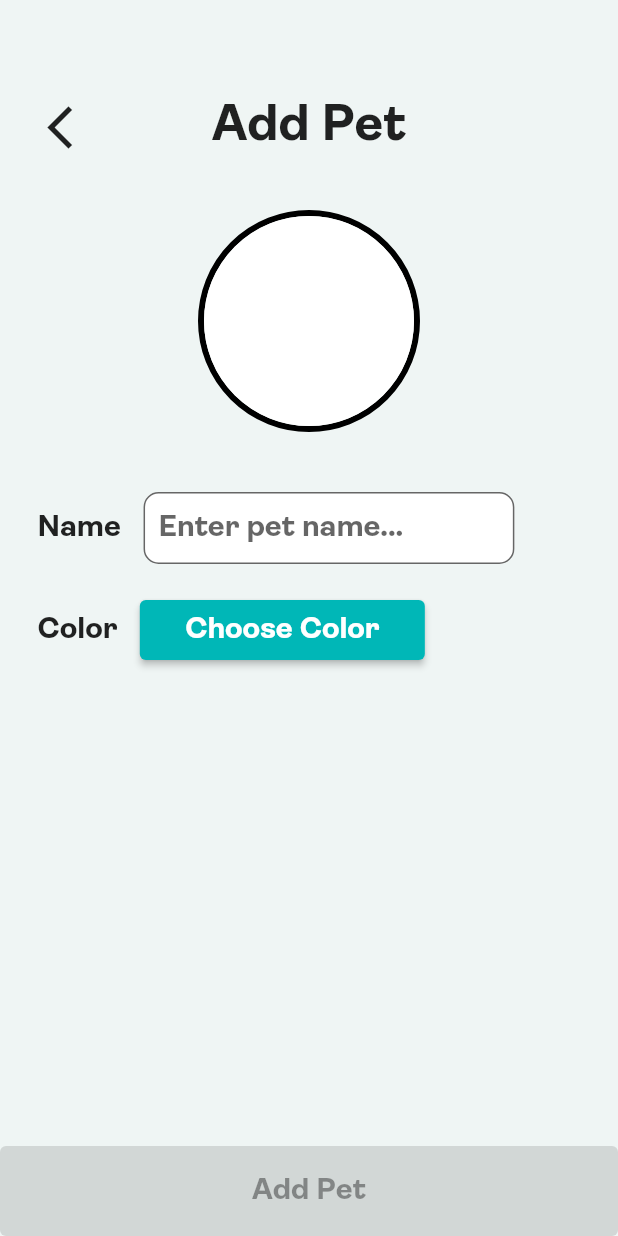
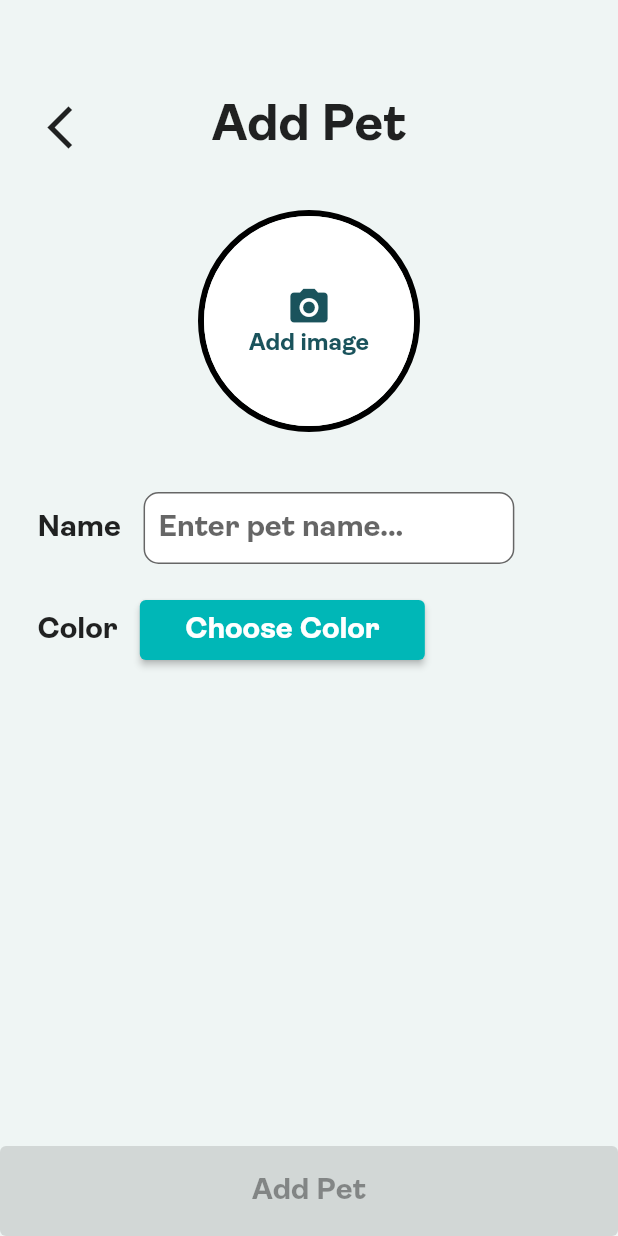
Before and after one commit to syafiqfadli/petzania, a Flutter app: the screen it shows after launch, after a tap on the "add" icon, on a phone screen of 412 x 824 dp. Run offline on Flutter 3.47's test engine with Material 2 defaults, Android fonts, the phone set to English and light mode, and no system bars; our stand-ins replace camera, dartz, equatable, flutter_bloc, flutter_colorpicker, get_it and 1 more; missing offline and left inert: animated_widgets.

Commit message:
Add camera module

```diff
--- a/lib/injector.dart
+++ b/lib/injector.dart
@@ -2,11 +2,14 @@ import 'package:pet_care_flutter_app/src/core/core_injector.dart'
     as core_injector;
 import 'package:pet_care_flutter_app/src/features/add_pet/add_pet_injector.dart'
     as add_pet_injector;
+import 'package:pet_care_flutter_app/src/features/camera/camera_injector.dart'
+    as camera_injector;
 import 'package:pet_care_flutter_app/src/features/home/home_injector.dart'
     as home_injector;
 
 void init() {
   core_injector.init();
   add_pet_injector.init();
+  camera_injector.init();
   home_injector.init();
 }
--- a/lib/src/core/data/models/pet_model.dart
+++ b/lib/src/core/data/models/pet_model.dart
@@ -1,10 +1,15 @@
 import 'package:pet_care_flutter_app/src/core/domain/entities/pet_entity.dart';
 
 class PetModel extends PetEntity {
-  const PetModel({required super.name, required super.colorValue});
+  const PetModel({
+    required super.image,
+    required super.name,
+    required super.colorValue,
+  });
 
   factory PetModel.fromJson(Map<String, dynamic> parseJson) {
     return PetModel(
+      image: parseJson['image'],
       name: parseJson['name'],
       colorValue: parseJson['colorValue'],
     );
--- a/lib/src/core/domain/entities/pet_entity.dart
+++ b/lib/src/core/domain/entities/pet_entity.dart
@@ -1,20 +1,34 @@
 import 'package:equatable/equatable.dart';
 
 class PetEntity extends Equatable {
+  final String? image;
   final String name;
   final int colorValue;
 
   const PetEntity({
+    required this.image,
     required this.name,
     required this.colorValue,
   });
 
   @override
-  List<Object?> get props => [name, colorValue];
+  List<Object?> get props => [
+        image,
+        name,
+        colorValue,
+      ];
 
   Map<String, dynamic> toJson() {
-    return {'name': name, 'colorValue': colorValue};
+    return {
+      'image': image,
+      'name': name,
+      'colorValue': colorValue,
+    };
   }
 
-  static get empty => const PetEntity(name: '', colorValue: 0);
+  static get empty => const PetEntity(
+        image: null,
+        name: '',
+        colorValue: 0,
+      );
 }
--- a/lib/src/features/add_pet/presentation/pages/add_pet_page.dart
+++ b/lib/src/features/add_pet/presentation/pages/add_pet_page.dart
@@ -1,8 +1,11 @@
+import 'dart:io';
+
 import 'package:flutter/material.dart';
 import 'package:flutter_bloc/flutter_bloc.dart';
 import 'package:flutter_colorpicker/flutter_colorpicker.dart';
 import 'package:pet_care_flutter_app/src/core/domain/entities/pet_entity.dart';
 import 'package:pet_care_flutter_app/src/core/services/dialog_service.dart';
+import 'package:pet_care_flutter_app/src/core/usecases/navigator/navigator_push_usecase.dart';
 import 'package:pet_care_flutter_app/src/core/util/colors.dart';
 import 'package:pet_care_flutter_app/src/core/widgets/base.dart';
 import 'package:pet_care_flutter_app/src/core/widgets/input_field.dart';
@@ -12,6 +15,9 @@ import 'package:pet_care_flutter_app/src/features/add_pet/presentation/cubit/cha
 import 'package:pet_care_flutter_app/src/features/add_pet/presentation/cubit/is_color_selected_cubit.dart';
 import 'package:pet_care_flutter_app/src/features/add_pet/presentation/cubit/is_name_valid_cubit.dart';
 import 'package:pet_care_flutter_app/src/features/add_pet/presentation/cubit/pick_color_cubit.dart';
+import 'package:pet_care_flutter_app/src/features/camera/camera_injector.dart';
+import 'package:pet_care_flutter_app/src/features/camera/presentation/cubit/get_image_cubit.dart';
+import 'package:pet_care_flutter_app/src/features/camera/presentation/pages/take_picture_page.dart';
 import 'package:pet_care_flutter_app/src/features/home/home_injector.dart';
 import 'package:pet_care_flutter_app/src/features/home/presentation/bloc/home_bloc.dart';
 
@@ -27,10 +33,12 @@ class _AddPetPageState extends State<AddPetPage> {
   final PickColorCubit pickColorCubit = PickColorCubit();
   final IsColorSelectedCubit isColorSelectedCubit = IsColorSelectedCubit();
   final IsNameValidCubit isNameValidCubit = IsNameValidCubit();
+  final GetImageCubit getImageCubit = cameraInjector<GetImageCubit>();
   final AddPetCubit addPetCubit = addPetInjector<AddPetCubit>();
   final HomeBloc homeBloc = homeInjector<HomeBloc>();
 
   final TextEditingController _nameController = TextEditingController();
+  final NavigatorPushUseCase navigatorPushUseCase = NavigatorPushUseCase();
   final _formKey = GlobalKey<FormState>();
 
   @override
@@ -43,6 +51,7 @@ class _AddPetPageState extends State<AddPetPage> {
         BlocProvider(create: (context) => pickColorCubit),
         BlocProvider(create: (context) => isColorSelectedCubit),
         BlocProvider(create: (context) => isNameValidCubit),
+        BlocProvider.value(value: getImageCubit),
         BlocProvider.value(value: addPetCubit),
         BlocProvider.value(value: homeBloc),
       ],
@@ -68,6 +77,7 @@ class _AddPetPageState extends State<AddPetPage> {
           icon: Icons.arrow_back_ios_new,
           iconPressed: () {
             Navigator.of(context).pop();
+            getImageCubit.resetImage();
           },
           bottomWidget: BlocBuilder<IsNameValidCubit, bool>(
             builder: (context, isValid) {
@@ -97,9 +107,43 @@ class _AddPetPageState extends State<AddPetPage> {
                       width: 4.0,
                     ),
                   ),
-                  child: const CircleAvatar(
-                    radius: 70,
-                    backgroundColor: Colors.white,
+                  child: InkWell(
+                    onTap: () async {
+                      FocusManager.instance.primaryFocus?.unfocus();
+                      await navigatorPushUseCase(NavigatorPushParam(
+                        route: MaterialPageRoute(
+                          builder: (context) => const TakePicturePage(),
+                        ),
+                        context: context,
+                      ));
+                    },
+                    child: BlocBuilder<GetImageCubit, String?>(
+                      builder: (context, image) {
+                        if (image != null) {
+                          return CircleAvatar(
+                            radius: 70,
+                            backgroundImage: FileImage(
+                              File(image),
+                            ),
+                          );
+                        }
+                        return CircleAvatar(
+                          radius: 70,
+                          backgroundColor: Colors.white,
+                          foregroundColor: AppColor.defaultColor,
+                          child: Column(
+                            mainAxisAlignment: MainAxisAlignment.center,
+                            children: const [
+                              Icon(
+                                Icons.camera_alt,
+                                size: 30,
+                              ),
+                              Text("Add image")
+                            ],
+                          ),
+                        );
+                      },
+                    ),
                   ),
                 ),
                 Padding(
@@ -206,6 +250,7 @@ class _AddPetPageState extends State<AddPetPage> {
 
   void _addPet() {
     final pet = PetEntity(
+      image: getImageCubit.state,
       name: _nameController.text,
       colorValue: pickColorCubit.pickedColor.value,
     );
@@ -279,6 +324,7 @@ class _AddPetPageState extends State<AddPetPage> {
       context: context,
     );
     homeBloc.add(GetPetListEvent());
+    getImageCubit.resetImage();
     _nameController.clear();
     isNameValidCubit.validate(_nameController.text);
     isColorSelectedCubit.isSelected(false);
--- /dev/null
+++ b/lib/src/features/camera/camera_injector.dart
@@ -0,0 +1,9 @@
+import 'package:get_it/get_it.dart';
+import 'package:pet_care_flutter_app/src/features/camera/presentation/cubit/get_image_cubit.dart';
+
+final cameraInjector = GetIt.instance;
+
+void init() {
+  //Blocs
+  cameraInjector.registerLazySingleton<GetImageCubit>(() => GetImageCubit());
+}
--- /dev/null
+++ b/lib/src/features/camera/presentation/cubit/get_image_cubit.dart
@@ -0,0 +1,30 @@
+import 'package:camera/camera.dart';
+import 'package:flutter_bloc/flutter_bloc.dart';
+
+class GetImageCubit extends Cubit<String?> {
+  GetImageCubit() : super(null);
+
+  Future<void> getImage(CameraController? controller) async {
+    try {
+      XFile? image;
+      if (controller != null) {
+        if (controller.value.isInitialized) {
+          image = await controller.takePicture();
+        }
+      }
+
+      if (image == null) {
+        emit(null);
+        return;
+      }
+
+      emit(image.path);
+    } catch (error) {
+      print(error.toString());
+    }
+  }
+
+  void resetImage() {
+    emit(null);
+  }
+}
--- a/lib/src/features/home/presentation/pages/home_page.dart
+++ b/lib/src/features/home/presentation/pages/home_page.dart
@@ -4,6 +4,7 @@ import 'package:pet_care_flutter_app/src/core/widgets/base.dart';
 import 'package:pet_care_flutter_app/src/features/home/home_injector.dart';
 import 'package:pet_care_flutter_app/src/features/home/presentation/bloc/home_bloc.dart';
 import 'package:pet_care_flutter_app/src/features/home/presentation/cubit/get_pet_list_cubit.dart';
+import 'package:pet_care_flutter_app/src/features/home/presentation/cubit/is_selected_cubit.dart';
 import 'package:pet_care_flutter_app/src/features/home/presentation/cubit/refresh_home_cubit.dart';
 import 'package:pet_care_flutter_app/src/features/home/presentation/widgets/has_pet.dart';
 import 'package:pet_care_flutter_app/src/features/home/presentation/widgets/no_pet.dart';
@@ -17,8 +18,9 @@ class HomePage extends StatefulWidget {
 
 class _HomePageState extends State<HomePage> {
   late HomeBloc homeBloc;
-  late GetPetListCubit getPetListCubit = homeInjector<GetPetListCubit>();
-  late RefreshHomeCubit refreshHomeCubit = homeInjector<RefreshHomeCubit>();
+  final GetPetListCubit getPetListCubit = homeInjector<GetPetListCubit>();
+  final RefreshHomeCubit refreshHomeCubit = homeInjector<RefreshHomeCubit>();
+  final IsSelectedCubit isSelectedCubit = homeInjector<IsSelectedCubit>();
 
   @override
   void initState() {
@@ -28,17 +30,20 @@ class _HomePageState extends State<HomePage> {
 
   @override
   Widget build(BuildContext context) {
-    return BaseWithScaffold(
-      title: "My Pets",
-      hasRightIcon: true,
-      icon: Icons.menu,
-      iconPressed: () {},
-      child: MultiBlocProvider(
+    return MultiBlocProvider(
       providers: [
         BlocProvider.value(value: homeBloc),
         BlocProvider.value(value: getPetListCubit),
         BlocProvider.value(value: refreshHomeCubit),
+        BlocProvider.value(value: isSelectedCubit),
       ],
+      child: BlocBuilder<IsSelectedCubit, bool>(
+        builder: (context, isSelected) {
+          return BaseWithScaffold(
+            title: "My Pets",
+            hasRightIcon: !isSelected,
+            icon: Icons.menu,
+            iconPressed: () {},
             child: BlocBuilder<HomeBloc, HomeState>(
               builder: (context, state) {
                 if (state is HomeHasPet) {
@@ -48,6 +53,8 @@ class _HomePageState extends State<HomePage> {
                 return const NoPet();
               },
             ),
+          );
+        },
       ),
     );
   }
--- a/lib/src/features/home/presentation/widgets/has_pet.dart
+++ b/lib/src/features/home/presentation/widgets/has_pet.dart
@@ -23,9 +23,7 @@ class _HasPetState extends State<HasPet> {
   Widget build(BuildContext context) {
     double width = MediaQuery.of(context).size.width;
 
-    return BlocProvider.value(
-      value: isSelectedCubit,
-      child: BlocBuilder<IsSelectedCubit, bool>(
+    return BlocBuilder<IsSelectedCubit, bool>(
       builder: (context, isSelected) {
         return Expanded(
           child: CustomRefresh(
@@ -48,6 +46,7 @@ class _HasPetState extends State<HasPet> {
                           mainAxisExtent: 115,
                         ),
                         itemBuilder: (context, index) => PetCard(
+                          petList: petList,
                           pet: petList[index],
                           index: index,
                         ),
@@ -81,7 +80,6 @@ class _HasPetState extends State<HasPet> {
           ),
         );
       },
-      ),
     );
   }
 
--- a/pubspec.yaml
+++ b/pubspec.yaml
@@ -41,7 +41,7 @@ dependencies:
 
   # The following adds the Cupertino Icons font to your application.
   # Use with the CupertinoIcons class for iOS style icons.
-  cupertino_icons: ^1.0.2
+  cupertino_icons: ^1.0.5
 
 dev_dependencies:
   flutter_test:
@@ -52,7 +52,7 @@ dev_dependencies:
   # activated in the `analysis_options.yaml` file located at the root of your
   # package. See that file for information about deactivating specific lint
   # rules and activating additional ones.
-  flutter_lints: ^2.0.0
+  flutter_lints: ^2.0.1
 
 # For information on the generic Dart part of this file, see the
 # following page: https://dart.dev/tools/pub/pubspec
```
Also changed, not shown: lib/src/core/widgets/base.dart (+0 -9 lines), lib/src/features/camera/presentation/cubit/camera_controller_cubit.dart (added, +19 -0 lines), lib/src/features/camera/presentation/cubit/get_camera_cubit.dart (added, +19 -0 lines), lib/src/features/camera/presentation/pages/take_picture_page.dart (added, +130 -0 lines), lib/src/features/home/presentation/widgets/pet_card.dart (+29 -9 lines). Lines whose indentation alone changed are shown as unchanged.
